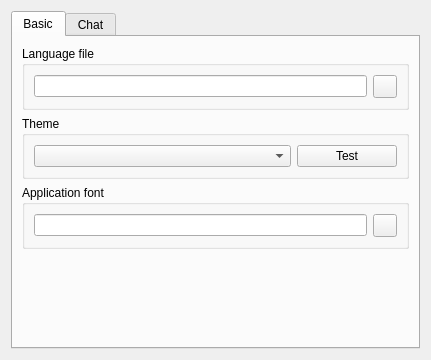
This is eiskaltdcpp/ui/UISettingsGUI.ui in eiskaltdcpp/eiskaltdcpp as Qt 5 draws it before an edit. The edited form follows.
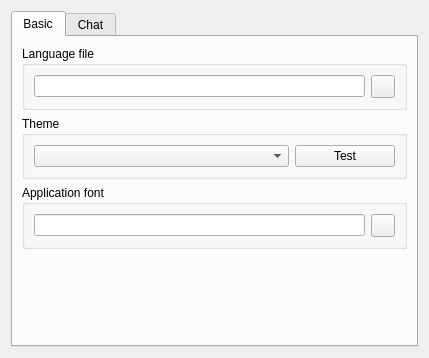
This is the edited form.

```diff
--- a/eiskaltdcpp/ui/UISettingsGUI.ui
+++ b/eiskaltdcpp/ui/UISettingsGUI.ui
@@ -6,8 +6,8 @@
    <rect>
     <x>0</x>
     <y>0</y>
-    <width>431</width>
-    <height>360</height>
+    <width>429</width>
+    <height>358</height>
    </rect>
   </property>
   <property name="windowTitle">
```
